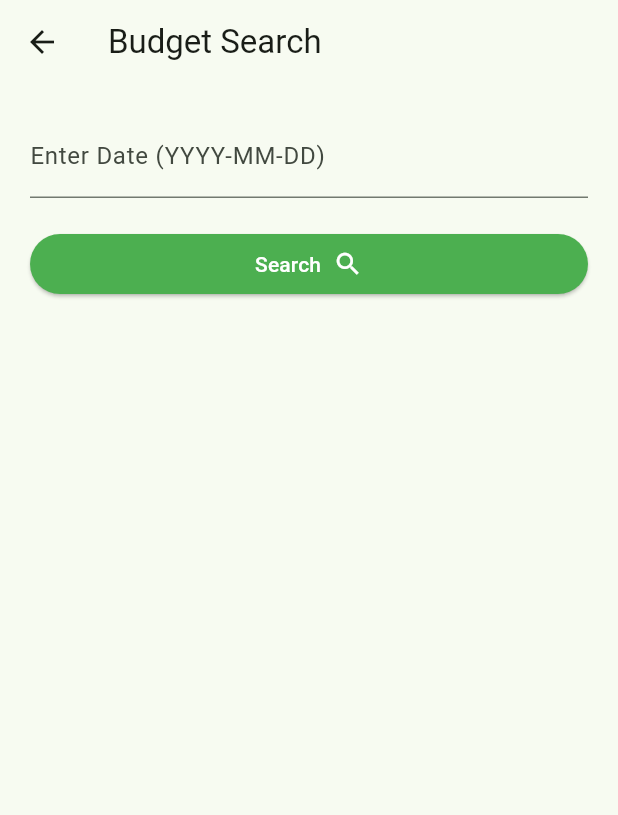
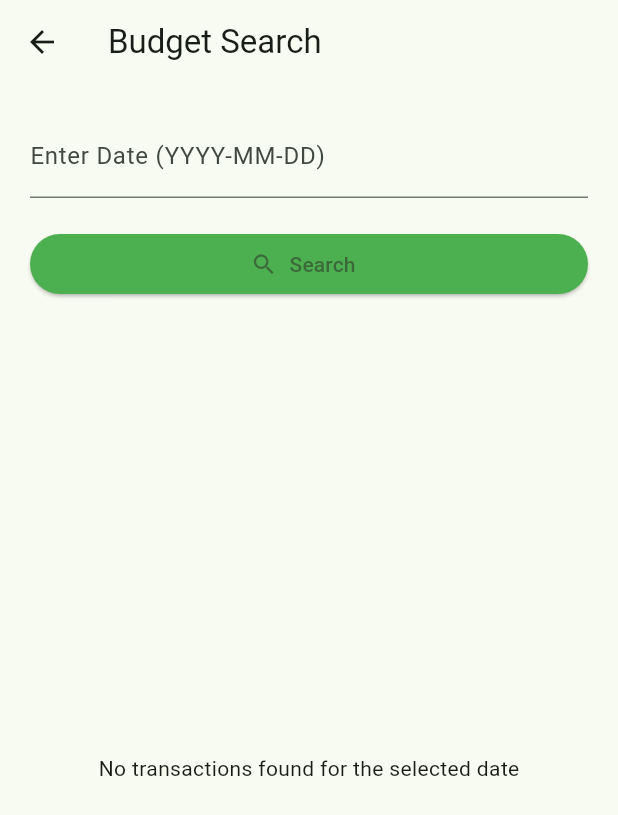
Before and after one commit to ahmaddioxide/ppocket, a Flutter app: the BudgetSearchScreen screen opened directly, on a phone screen of 412 x 824 dp. Shown: the top 815 px of the screen. Run offline on Flutter 3.47's test engine with Material 3 defaults, Android fonts, the phone set to English and light mode, and no system bars; our stand-ins replace cached_network_image, cloud_firestore, curved_navigation_bar, device_preview, firebase_auth, firebase_core and 3 more; missing offline and left inert: qr_code_scanner; accounts and stored records are empty.

Commit message:
Update Budget search screen

```diff
--- a/lib/views/budget_screens/budget_search.dart
+++ b/lib/views/budget_screens/budget_search.dart
@@ -11,52 +11,54 @@ class BudgetSearchScreen extends StatelessWidget {
   Widget build(BuildContext context) {
     return Scaffold(
       appBar: AppBar(
-        title: Text('Budget Search'),
+        title: const Text('Budget Search'),
       ),
       body: Padding(
-        padding: EdgeInsets.all(20.0),
+        padding: const EdgeInsets.all(20.0),
         child: Column(
           crossAxisAlignment: CrossAxisAlignment.stretch,
           children: [
-            TextField(
+            InkWell(
+              onTap: () {
+                _selectDate(context);
+              },
+              child: IgnorePointer(
+                child: TextField(
                   controller: _budgetController.searchDateController,
-              decoration: InputDecoration(
+                  decoration: const InputDecoration(
                     labelText: 'Enter Date (YYYY-MM-DD)',
                   ),
                 ),
-            SizedBox(height: 20.0),
-            ElevatedButton(
+              ),
+            ),
+            const SizedBox(height: 20.0),
+            ElevatedButton.icon(
               onPressed: () {
                 _budgetController.searchTransactionsByDate();
               },
               style: ElevatedButton.styleFrom(
                 backgroundColor: Colors.green,
               ),
-              child: const Row(
-                mainAxisAlignment: MainAxisAlignment.center,
-                children: [
-                  Text(
-                    'Search',
-                    style: TextStyle(color: Colors.white),
+              icon: const Icon(Icons.search),
+              label: const Text('Search'),
             ),
-                  SizedBox(width: 8.0),
-                  Icon(Icons.search, color: Colors.white, size: 20.0),
-                ],
-              ),
-            ),
-            SizedBox(height: 20.0),
+            const SizedBox(height: 20.0),
             Expanded(
-              child: ListView.builder(
-                shrinkWrap: true,
+              child: Obx(
+                () {
+                  if (_budgetController.searchedTransactions.isEmpty) {
+                    return const Center(
+                      child: Text('No transactions found for the selected date'),
+                    );
+                  } else {
+                    return ListView.builder(
                       itemCount: _budgetController.searchedTransactions.length,
                       itemBuilder: (context, index) {
-                  TransactionModel transaction =
-                  _budgetController.searchedTransactions[index];
+                        TransactionModel transaction = _budgetController.searchedTransactions[index];
                         return InkWell(
                           onTap: () {},
-                    child: Column(
-                      children: [
-                        ListTile(
+                          child: Card(
+                            child: ListTile(
                               leading: ClipRRect(
                                 borderRadius: BorderRadius.circular(5),
                                 child: Image.asset(
@@ -82,31 +84,39 @@ class BudgetSearchScreen extends StatelessWidget {
                                   fontWeight: FontWeight.w500,
                                 ),
                               ),
-                          trailing: Row(
-                            mainAxisSize: MainAxisSize.min,
-                            children: [
-                              Text(
-                                transaction.amount.toString(),
+                              trailing: Text(
+                                '${transaction.amount}',
                                 style: TextStyle(
                                   fontSize: 20,
                                   fontWeight: FontWeight.w500,
                                   color: transaction.isIncome ? Colors.green : Colors.redAccent,
                                 ),
                               ),
-
-                            ],
                             ),
-                        ),
-                      ],
                           ),
                         );
                       },
+                    );
+                  }
+                },
               ),
-
             ),
           ],
         ),
       ),
     );
   }
+
+  Future<void> _selectDate(BuildContext context) async {
+    final DateTime? picked = await showDatePicker(
+      context: context,
+      initialDate: DateTime.now(),
+      firstDate: DateTime(2015, 8),
+      lastDate: DateTime.now(),
+    );
+    if (picked != null) {
+      String formattedDate = DateFormat('yyyy-MM-dd').format(picked);
+      _budgetController.searchDateController.text = formattedDate;
     }
+  }
+}
--- a/lib/views/budget_screens/set_budget_goal_screen.dart
+++ b/lib/views/budget_screens/set_budget_goal_screen.dart
@@ -45,7 +45,6 @@ class SetBudgetGoalScreen extends StatelessWidget {
                 backgroundColor: Colors.green,
               ),
               onPressed: () {
-                // Utilize the BudgetController and Goal model for logic implementation
                 String goalAmount = goalController.text.trim();
                 Goal goal = Goal(id: DateTime.now().toString(), amount: double.parse(goalAmount), date: DateTime.now());
                 budgetController.saveGoalToFirestore(goal); // Save goal using the controller
```
Also changed, not shown: lib/controllers/budget_controller.dart (+53 -13 lines), lib/views/report_bug/report_bug_screen.dart (+8 -8 lines), pubspec.lock. Lines whose indentation alone changed are shown as unchanged.
